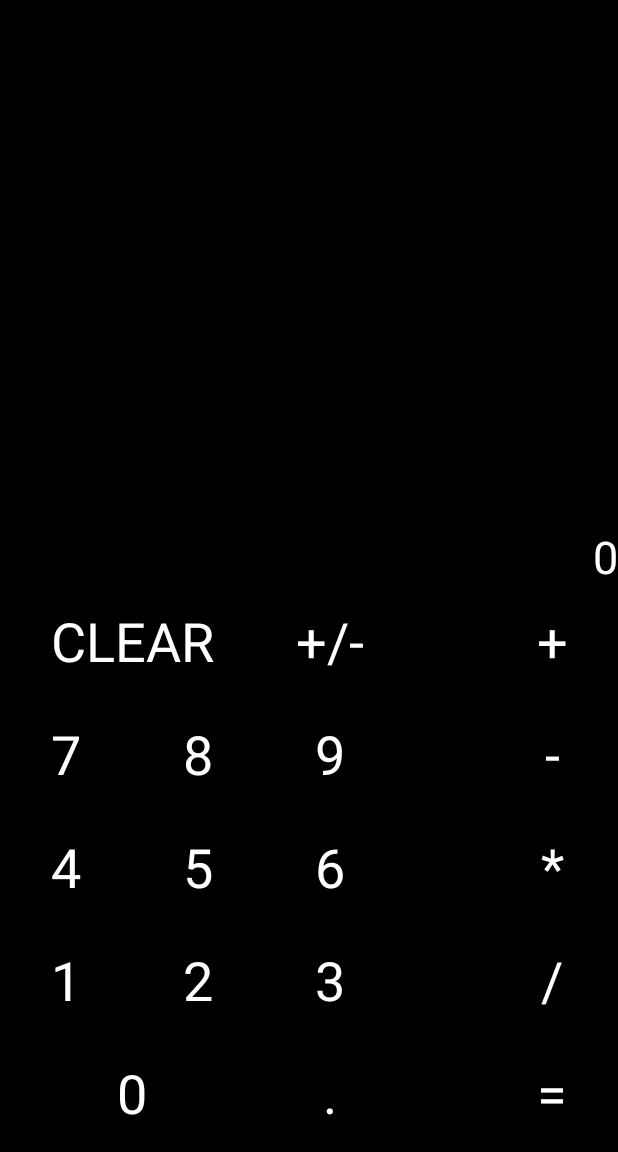
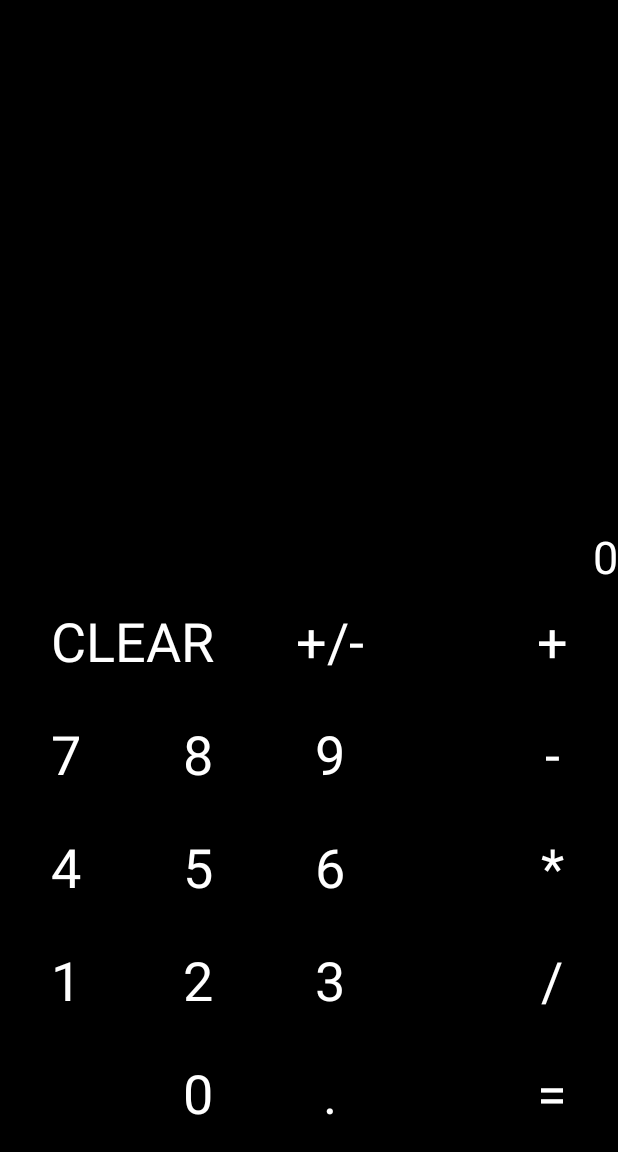
Before and after one commit to vincentcote87/simpleAndroidCalc, an Android app: the screen it shows after launch (MainActivity), after a tap on "CLEAR", on a phone screen of 412 x 824 dp, the part 84-1236 px from its top. Run offline under Robolectric (Android 15) with nearby library versions, the phone set to English and light mode, and no system bars.

Commit message:
fix to +/-

```diff
--- a/MyApplication/app/src/main/java/com/example/vincent/calculator/MainActivity.java
+++ b/MyApplication/app/src/main/java/com/example/vincent/calculator/MainActivity.java
@@ -111,6 +111,17 @@ public class MainActivity extends AppCompatActivity {
             }
         });
 
+        plusMinus.setOnClickListener(new View.OnClickListener() {
+            public void onClick(View v) {
+                if(inputVal != null) {
+                    double tmp = Double.parseDouble(inputVal);
+                    tmp = tmp - 2*tmp;
+                    inputVal = Double.toString(tmp);
+                    answer.setText(inputVal);
+                }
+            }
+        });
+
         add.setOnClickListener(new View.OnClickListener() {
             public void onClick(View v) {
                 if(inputVal != null) {
@@ -153,21 +164,31 @@ public class MainActivity extends AppCompatActivity {
 
         equal.setOnClickListener(new View.OnClickListener() {
             public void onClick(View v) {
-                if(operand != null) {
+                if(operand != null && inputVal != null) {
                     y = Double.parseDouble(inputVal);
                     if(operand == "/" && y == 0.0) {
                         answer.setText("Cannot divide by 0");
                     }
                     else
                         answer.setText(getAnsw());
+                    x = 0;
+                    y = 0;
+                    inputVal = null;
+                    operand = null;
+                    input.setText("");
                 }
+//                x = 0;
+//                y = 0;
+//                inputVal = null;
+//                operand = null;
+//                input.setText("");
             }
         });
 
         clear.setOnClickListener(new View.OnClickListener() {
             public void onClick(View v) {
                 input.setText("");
-                opView.setText("");
+//                opView.setText("");
                 answer.setText("0");
                 x = 0;
                 y = 0;
@@ -199,7 +220,7 @@ public class MainActivity extends AppCompatActivity {
         plusMinus = (Button)findViewById(R.id.btnSign);
 
         input = (TextView)findViewById(R.id.inputText);
-        opView = (TextView)findViewById(R.id.operation);
+//        opView = (TextView)findViewById(R.id.operation);
         answer = (TextView)findViewById(R.id.answer);
     }
 
--- a/MyApplication/app/src/main/res/layout/activity_main.xml
+++ b/MyApplication/app/src/main/res/layout/activity_main.xml
@@ -142,15 +142,14 @@
         android:layout_width="wrap_content"
         android:layout_height="75dp"
         android:layout_alignParentBottom="true"
-        android:layout_alignParentLeft="true"
-        android:layout_alignParentStart="true"
         android:layout_toLeftOf="@+id/btnDecimal"
-        android:layout_toStartOf="@+id/btnDecimal"
         android:fontFamily="sans-serif"
         android:includeFontPadding="false"
         android:text="@string/btn0"
         android:textColor="@android:color/white"
-        android:textSize="36sp" />
+        android:textSize="36sp"
+        android:layout_toRightOf="@+id/btn1"
+        android:layout_toEndOf="@+id/btn1" />
 
     <Button
         android:id="@+id/btnDecimal"
@@ -270,13 +269,13 @@
         android:id="@+id/inputText"
         android:layout_width="match_parent"
         android:layout_height="wrap_content"
-        android:layout_alignParentLeft="true"
-        android:layout_alignParentStart="true"
-        android:layout_alignParentTop="true"
         android:background="#000000"
         android:gravity="right"
         android:textColor="@android:color/white"
-        android:textSize="30sp" />
+        android:textSize="30sp"
+        android:layout_above="@+id/answer"
+        android:layout_alignParentLeft="true"
+        android:layout_alignParentStart="true" />
 
     <TextView
         android:id="@+id/answer"
@@ -290,15 +289,4 @@
         android:textColor="@android:color/white"
         android:textSize="30sp" />
 
-    <TextView
-        android:id="@+id/operation"
-        android:layout_width="match_parent"
-        android:layout_height="wrap_content"
-        android:layout_alignParentLeft="true"
-        android:layout_alignParentStart="true"
-        android:layout_below="@+id/inputText"
-        android:gravity="right"
-        android:textColor="@android:color/white"
-        android:textSize="30sp" />
-
 </RelativeLayout>
```
